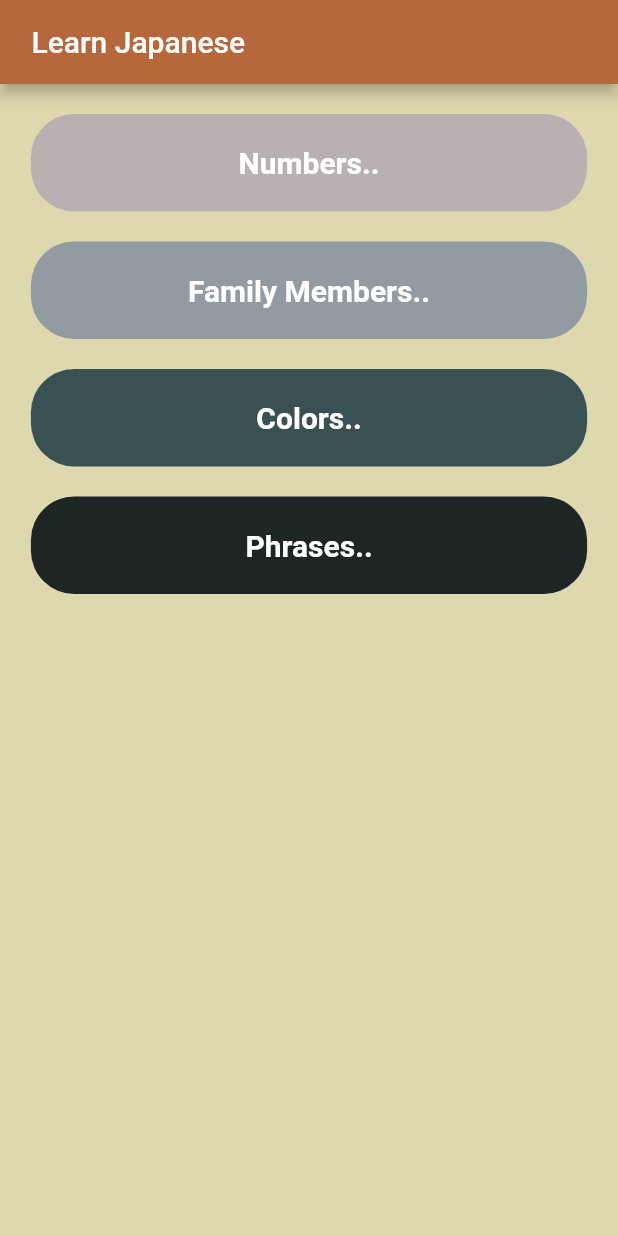
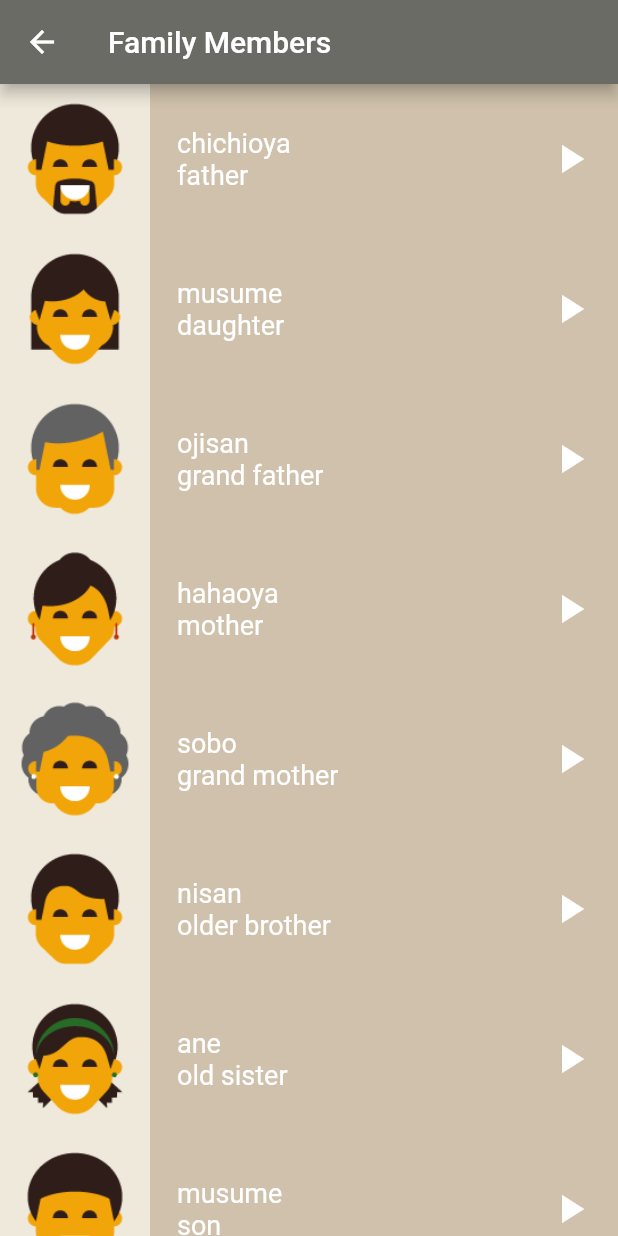
Before and after one commit to MohamedFouad99/language_app, a Flutter app: the screen it shows after launch, after a tap on "Family Members..", on a phone screen of 412 x 824 dp. Run offline on Flutter 3.47's test engine with Material 2 defaults, Android fonts, the phone set to English and light mode, and no system bars.

Commit message:
family_screen

```diff
--- a/lib/components/item.dart
+++ b/lib/components/list_item.dart
@@ -1,16 +1,22 @@
 import 'package:audioplayers/audioplayers.dart';
 import 'package:flutter/material.dart';
 
-import 'package:language_app/model/number.dart';
+import 'package:language_app/model/item.dart';
 
-class Item extends StatelessWidget {
-  final Number number;
-  const Item({super.key, required this.number});
+class ListItem extends StatelessWidget {
+  final Item number;
+  final Color color;
+  final String itemType;
+  const ListItem(
+      {super.key,
+      required this.number,
+      required this.color,
+      required this.itemType});
 
   @override
   Widget build(BuildContext context) {
     return Container(
-      color: const Color(0xFFCFC1AB),
+      color: color,
       height: 100,
       child: Row(
         children: [
@@ -19,6 +25,7 @@ class Item extends StatelessWidget {
           Padding(
             padding: const EdgeInsets.only(left: 18),
             child: Column(
+              crossAxisAlignment: CrossAxisAlignment.start,
               mainAxisAlignment: MainAxisAlignment.center,
               children: [
                 Text(
@@ -38,7 +45,7 @@ class Item extends StatelessWidget {
             child: InkWell(
               onTap: () {
                 AudioCache player =
-                    AudioCache(prefix: 'assets/sounds/numbers/');
+                    AudioCache(prefix: 'assets/sounds/$itemType/');
                 player.play(number.sound);
               },
               child: Icon(
--- a/lib/model/number.dart
+++ b/lib/model/item.dart
@@ -1,9 +1,9 @@
-class Number {
+class Item {
   final String sound;
   final String image;
   final String jpNumber;
   final String enNumber;
-  const Number({
+  const Item({
     required this.sound,
     required this.image,
     required this.jpNumber,
--- /dev/null
+++ b/lib/screens/family_member_screen.dart
@@ -0,0 +1,80 @@
+// ignore_for_file: prefer_const_constructors
+
+import 'package:flutter/material.dart';
+
+import '../components/list_item.dart';
+import '../model/item.dart';
+
+class FamilyMemberScreen extends StatelessWidget {
+  const FamilyMemberScreen({super.key});
+  final List<Item> familyMembers = const [
+    Item(
+        sound: 'father.wav',
+        image: 'assets/images/family_members/family_father.png',
+        jpNumber: 'chichioya',
+        enNumber: 'father'),
+    Item(
+        sound: 'daughter.wav',
+        image: 'assets/images/family_members/family_daughter.png',
+        jpNumber: 'musume',
+        enNumber: 'daughter'),
+    Item(
+        sound: 'grand father.wav',
+        image: 'assets/images/family_members/family_grandfather.png',
+        jpNumber: 'ojisan',
+        enNumber: 'grand father'),
+    Item(
+        sound: 'mother.wav',
+        image: 'assets/images/family_members/family_mother.png',
+        jpNumber: 'hahaoya',
+        enNumber: 'mother'),
+    Item(
+        sound: 'grand father.wav',
+        image: 'assets/images/family_members/family_grandmother.png',
+        jpNumber: 'sobo',
+        enNumber: 'grand mother'),
+    Item(
+        sound: 'older bother.wav',
+        image: 'assets/images/family_members/family_older_brother.png',
+        jpNumber: 'nisan',
+        enNumber: 'older brother'),
+    Item(
+        sound: 'older sister.wav',
+        image: 'assets/images/family_members/family_older_sister.png',
+        jpNumber: 'ane',
+        enNumber: 'old sister'),
+    Item(
+        sound: 'son.wav',
+        image: 'assets/images/family_members/family_son.png',
+        jpNumber: 'musume',
+        enNumber: 'son'),
+    Item(
+        sound: 'younger brohter.wav',
+        image: 'assets/images/family_members/family_younger_brother.png',
+        jpNumber: 'ojisan',
+        enNumber: 'younger brother'),
+    Item(
+        sound: 'younger sister.wav',
+        image: 'assets/images/family_members/family_younger_sister.png',
+        jpNumber: 'hahaoya',
+        enNumber: 'younger sister'),
+  ];
+  @override
+  Widget build(BuildContext context) {
+    return Scaffold(
+      appBar: AppBar(
+        backgroundColor: const Color(0xFF6A6B65),
+        title: const Text('Family Members'),
+      ),
+      body: ListView.builder(
+          itemCount: familyMembers.length,
+          itemBuilder: (context, index) {
+            return ListItem(
+              number: familyMembers[index],
+              color: Color(0xFFCFC1AB),
+              itemType: 'family_members',
+            );
+          }),
+    );
+  }
+}
--- a/lib/screens/home_screen.dart
+++ b/lib/screens/home_screen.dart
@@ -1,5 +1,6 @@
 // ignore_for_file: public_member_api_docs, sort_constructors_first, use_key_in_widget_constructors, must_be_immutable, camel_case_types, prefer_const_constructors
 import 'package:flutter/material.dart';
+import 'package:language_app/screens/family_member_screen.dart';
 import 'package:language_app/screens/number_screen.dart';
 
 import '../components/category_item.dart';
@@ -35,7 +36,12 @@ class HomeScreen extends StatelessWidget {
               height: 20,
             ),
             cardDesign(
-              onTap: () {},
+              onTap: () {
+                Navigator.of(context)
+                    .push(MaterialPageRoute(builder: ((context) {
+                  return FamilyMemberScreen();
+                })));
+              },
               color: const Color(0xFF929AA2),
               text: 'Family Members..',
             ),
@@ -45,7 +51,7 @@ class HomeScreen extends StatelessWidget {
             cardDesign(
               onTap: () {},
               color: const Color(0xFF3A5154),
-              text: 'Colors..',
+              text: 'Phrases..',
             ),
             const SizedBox(
               height: 20,
@@ -53,7 +59,7 @@ class HomeScreen extends StatelessWidget {
             cardDesign(
               onTap: () {},
               color: const Color(0xFF1D2625),
-              text: 'Phrases..',
+              text: 'Colors..',
             ),
           ],
         ),
```
Also changed, not shown: lib/screens/number_screen.dart (+18 -14 lines).
